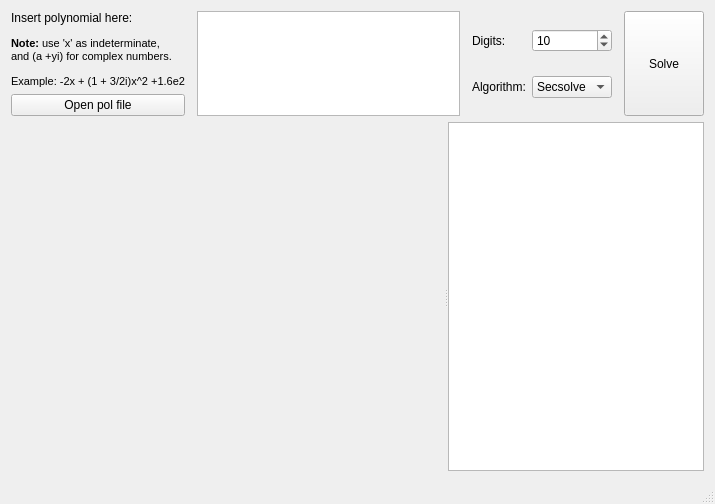
This is src/xmpsolve/mainwindow.ui in robol/mpsolve-debian as Qt 5 draws it before an edit. The edited form follows.
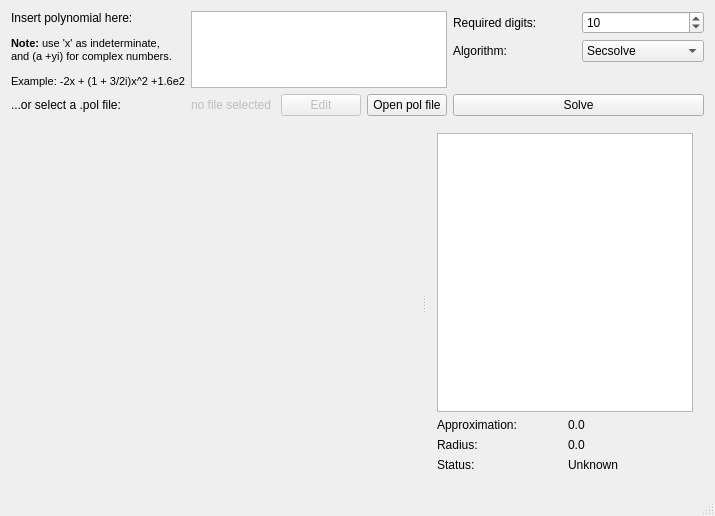
This is the edited form. Custom widgets are drawn as their Qt base class.

Patch:
```diff
--- a/src/xmpsolve/mainwindow.ui
+++ b/src/xmpsolve/mainwindow.ui
@@ -7,7 +7,7 @@
     <x>0</x>
     <y>0</y>
     <width>715</width>
-    <height>504</height>
+    <height>516</height>
    </rect>
   </property>
   <property name="windowTitle">
@@ -16,15 +16,35 @@
   <widget class="QWidget" name="centralWidget">
    <layout class="QVBoxLayout" name="verticalLayout_3">
     <item>
-     <layout class="QVBoxLayout" name="verticalLayout_2" stretch="1,100">
+     <layout class="QVBoxLayout" name="verticalLayout" stretch="1,100">
       <item>
-       <layout class="QHBoxLayout" name="horizontalLayout">
-        <property name="spacing">
-         <number>12</number>
-        </property>
-        <item>
-         <layout class="QVBoxLayout" name="verticalLayout">
-          <item>
+       <layout class="QGridLayout" name="gridLayout_4">
+        <item row="0" column="0" rowspan="2">
+         <layout class="QGridLayout" name="gridLayout_2">
+          <item row="1" column="3">
+           <widget class="QPushButton" name="editPolFileButton">
+            <property name="enabled">
+             <bool>false</bool>
+            </property>
+            <property name="text">
+             <string>Edit</string>
+            </property>
+           </widget>
+          </item>
+          <item row="1" column="4">
+           <widget class="QPushButton" name="openPolFileButton">
+            <property name="sizePolicy">
+             <sizepolicy hsizetype="Minimum" vsizetype="Fixed">
+              <horstretch>0</horstretch>
+              <verstretch>0</verstretch>
+             </sizepolicy>
+            </property>
+            <property name="text">
+             <string>Open pol file</string>
+            </property>
+           </widget>
+          </item>
+          <item row="0" column="0">
            <widget class="QLabel" name="label">
             <property name="text">
              <string>&lt;html&gt;&lt;head/&gt;&lt;body&gt;&lt;p&gt;Insert polynomial here:&lt;/p&gt;&lt;p&gt;&lt;span style=&quot; font-size:8pt; font-weight:600;&quot;&gt;Note:&lt;/span&gt;&lt;span style=&quot; font-size:8pt;&quot;&gt; use 'x' as indeterminate, &lt;br/&gt;and (a +yi) for complex numbers.&lt;/span&gt;&lt;/p&gt;&lt;p&gt;&lt;span style=&quot; font-size:8pt;&quot;&gt;Example: -2x + (1 + 3/2i)x^2 +1.6e2&lt;/span&gt;&lt;/p&gt;&lt;/body&gt;&lt;/html&gt;</string>
@@ -34,37 +54,47 @@
             </property>
            </widget>
           </item>
-          <item>
-           <widget class="QPushButton" name="openPolFileButton">
+          <item row="0" column="1" colspan="4">
+           <widget class="QPlainTextEdit" name="polyLineEdit">
             <property name="sizePolicy">
-             <sizepolicy hsizetype="Minimum" vsizetype="Fixed">
+             <sizepolicy hsizetype="Expanding" vsizetype="Expanding">
               <horstretch>0</horstretch>
               <verstretch>0</verstretch>
              </sizepolicy>
             </property>
+           </widget>
+          </item>
+          <item row="1" column="0">
+           <widget class="QLabel" name="label_4">
+            <property name="sizePolicy">
+             <sizepolicy hsizetype="Minimum" vsizetype="Preferred">
+              <horstretch>0</horstretch>
+              <verstretch>0</verstretch>
+             </sizepolicy>
+            </property>
             <property name="text">
-             <string>Open pol file</string>
+             <string>...or select a .pol file:</string>
+            </property>
+           </widget>
+          </item>
+          <item row="1" column="1" colspan="2">
+           <widget class="QLabel" name="selectedFileLabel">
+            <property name="enabled">
+             <bool>false</bool>
+            </property>
+            <property name="text">
+             <string>no file selected</string>
             </property>
            </widget>
           </item>
          </layout>
         </item>
-        <item>
-         <widget class="QPlainTextEdit" name="polyLineEdit">
-          <property name="sizePolicy">
-           <sizepolicy hsizetype="Expanding" vsizetype="Expanding">
-            <horstretch>0</horstretch>
-            <verstretch>0</verstretch>
-           </sizepolicy>
-          </property>
-         </widget>
-        </item>
-        <item>
+        <item row="0" column="1">
          <layout class="QGridLayout" name="gridLayout">
           <item row="0" column="0">
            <widget class="QLabel" name="label_2">
             <property name="text">
-             <string>Digits:</string>
+             <string>Required digits:</string>
             </property>
            </widget>
           </item>
@@ -81,13 +111,6 @@
             </property>
            </widget>
           </item>
-          <item row="1" column="0">
-           <widget class="QLabel" name="label_3">
-            <property name="text">
-             <string>Algorithm:</string>
-            </property>
-           </widget>
-          </item>
           <item row="1" column="1">
            <widget class="QComboBox" name="algorithmComboBox">
             <item>
@@ -102,12 +125,32 @@
             </item>
            </widget>
           </item>
+          <item row="1" column="0">
+           <widget class="QLabel" name="label_3">
+            <property name="text">
+             <string>Algorithm:</string>
+            </property>
+           </widget>
+          </item>
+          <item row="2" column="1">
+           <spacer name="verticalSpacer">
+            <property name="orientation">
+             <enum>Qt::Vertical</enum>
+            </property>
+            <property name="sizeHint" stdset="0">
+             <size>
+              <width>20</width>
+              <height>40</height>
+             </size>
+            </property>
+           </spacer>
+          </item>
          </layout>
         </item>
-        <item>
+        <item row="1" column="1">
          <widget class="QPushButton" name="solveButton">
           <property name="sizePolicy">
-           <sizepolicy hsizetype="Minimum" vsizetype="Expanding">
+           <sizepolicy hsizetype="Expanding" vsizetype="Fixed">
             <horstretch>0</horstretch>
             <verstretch>0</verstretch>
            </sizepolicy>
@@ -132,25 +175,71 @@
           </sizepolicy>
          </property>
         </widget>
-        <widget class="QPlainTextEdit" name="plainTextEdit">
-         <property name="sizePolicy">
-          <sizepolicy hsizetype="Expanding" vsizetype="Expanding">
-           <horstretch>0</horstretch>
-           <verstretch>1</verstretch>
-          </sizepolicy>
-         </property>
-         <property name="lineWrapMode">
-          <enum>QPlainTextEdit::NoWrap</enum>
-         </property>
+        <widget class="QWidget" name="layoutWidget">
+         <layout class="QVBoxLayout" name="verticalLayout_2">
+          <item>
+           <widget class="QListView" name="listRootsView">
+            <property name="sizePolicy">
+             <sizepolicy hsizetype="Expanding" vsizetype="Expanding">
+              <horstretch>0</horstretch>
+              <verstretch>0</verstretch>
+             </sizepolicy>
+            </property>
+           </widget>
+          </item>
+          <item>
+           <layout class="QGridLayout" name="gridLayout_3">
+            <item row="0" column="0">
+             <widget class="QLabel" name="label_7">
+              <property name="text">
+               <string>Approximation:</string>
+              </property>
+             </widget>
+            </item>
+            <item row="0" column="1">
+             <widget class="QLabel" name="approximationDetailLabel">
+              <property name="text">
+               <string>0.0</string>
+              </property>
+             </widget>
+            </item>
+            <item row="1" column="0">
+             <widget class="QLabel" name="label_8">
+              <property name="text">
+               <string>Radius:</string>
+              </property>
+             </widget>
+            </item>
+            <item row="1" column="1">
+             <widget class="QLabel" name="approximationRadiusLabel">
+              <property name="text">
+               <string>0.0</string>
+              </property>
+             </widget>
+            </item>
+            <item row="2" column="0">
+             <widget class="QLabel" name="label_9">
+              <property name="text">
+               <string>Status:</string>
+              </property>
+             </widget>
+            </item>
+            <item row="2" column="1">
+             <widget class="QLabel" name="approximationStatusLabel">
+              <property name="text">
+               <string>Unknown</string>
+              </property>
+             </widget>
+            </item>
+           </layout>
+          </item>
+         </layout>
         </widget>
        </widget>
       </item>
      </layout>
     </item>
    </layout>
-   <zorder>solveButton</zorder>
-   <zorder>polyLineEdit</zorder>
-   <zorder>plainTextEdit</zorder>
   </widget>
   <widget class="QMenuBar" name="menuBar">
    <property name="geometry">
```
